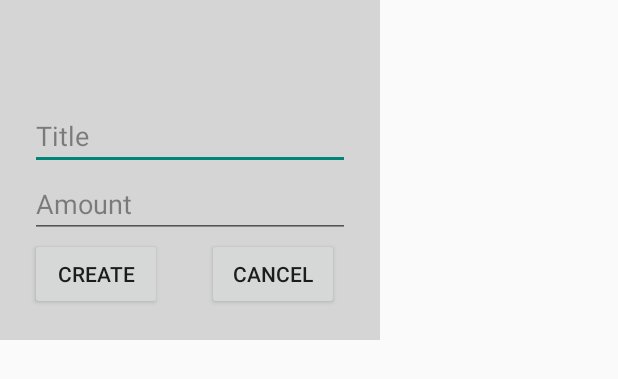
After one commit to Ulzzon/uoweme, an Android app: the layout activity_new_expense.xml on its own in the app's theme, with its tools: preview values and no code run, on a phone screen of 412 x 824 dp. The commit adds this screen. Shown: the top 379 px of the screen. Run offline under Robolectric (Android 15) with nearby library versions, the phone set to English and light mode, and no system bars.

Commit message:
New layout for creating expenses.

```diff
--- a/app/src/main/java/com/example/tobbe/uoweme/ExpenseGroup.java
+++ b/app/src/main/java/com/example/tobbe/uoweme/ExpenseGroup.java
@@ -126,6 +126,7 @@ public class ExpenseGroup {
         expenses.add(expense);
         MainActivity.db.saveExpenseToDb(expense);
         MainActivity.db.updateGroup(this);
+
     }
 
     public void deleteAllExpenses(){
--- a/app/src/main/java/com/example/tobbe/uoweme/MainActivity.java
+++ b/app/src/main/java/com/example/tobbe/uoweme/MainActivity.java
@@ -379,11 +379,18 @@ public class MainActivity extends ActionBarActivity
                                  Bundle savedInstanceState) {
             final View rootView = inflater.inflate(R.layout.fragment_profile_page, container, false);
 
+
+            textName = (EditText) rootView.findViewById(R.id.profileName);
+            textPhoneNr = (EditText) rootView.findViewById(R.id.phoneText);
+
             if(db.getContactTableSize() == 0){
                 db.savePersonToDb(owner);
+            }else{
+                Person profileOwner = db.getPerson(1);
+                textName.setText(profileOwner.getName());
+                textPhoneNr.setText(profileOwner.getNumber());
             }
-            textName = (EditText) rootView.findViewById(R.id.profileName);
-            textPhoneNr = (EditText) rootView.findViewById(R.id.phoneText);
+
             return rootView;
         }
 
--- a/app/src/main/java/helper/DatabaseHelper.java
+++ b/app/src/main/java/helper/DatabaseHelper.java
@@ -299,17 +299,6 @@ public class DatabaseHelper extends SQLiteOpenHelper {
         return person_id;
     }
 
-    public long savePersonToDb(Person savePerson, SQLiteDatabase db){
-        //SQLiteDatabase db = getWritableDatabase();
-        ContentValues values = new ContentValues();
-        values.put(KEY_MEMBER_NAME, savePerson.getName());
-        values.put(KEY_MEMBER_PHONE, savePerson.getNumber());
-
-        long person_id = db.insert(TABLE_MEMBER, null, values);
-        savePerson.setDbId(person_id);
-        Log.d(LOG, "Save Person with id: " +person_id + " & " +values.toString());
-        return person_id;
-    }
 
     public void deletePerson(long personId){
         SQLiteDatabase db = getWritableDatabase();
@@ -344,8 +333,6 @@ public class DatabaseHelper extends SQLiteOpenHelper {
         SQLiteDatabase db = getWritableDatabase();
         String selectQuery = "SELECT * FROM " + TABLE_EXPENSE + " WHERE "
                 + KEY_ID+ " = " + expense_id ;
-
-        Log.e(LOG, selectQuery);
 
         Cursor c = db.rawQuery(selectQuery, null);
 
@@ -457,6 +444,8 @@ public class DatabaseHelper extends SQLiteOpenHelper {
         String count = "SELECT count(*) FROM " + TABLE_EXPENSE;
         Cursor mcursor = db.rawQuery(count, null);
         mcursor.moveToFirst();
-        return mcursor.getInt(0);
+        int size = mcursor.getInt(0);
+        mcursor.close();
+        return size;
     }
 }
--- /dev/null
+++ b/app/src/main/res/layout/activity_new_expense.xml
@@ -0,0 +1,70 @@
+<?xml version="1.0" encoding="utf-8"?>
+<RelativeLayout
+    xmlns:android="http://schemas.android.com/apk/res/android"
+    xmlns:tools="http://schemas.android.com/tools"
+    android:layout_width="wrap_content"
+    android:layout_height="wrap_content"
+    android:minHeight="60dp"
+    android:minWidth="60dp"
+    android:paddingLeft="20dp"
+    android:paddingRight="20dp"
+    android:paddingTop="20dp"
+    android:paddingBottom="20dp"
+    android:background="#cccc"
+    android:id="@+id/newExpensePopup"
+    tools:context=".NewExpenseActivity">
+
+
+    <EditText
+        android:id="@+id/expenseTitleText"
+        android:layout_width="wrap_content"
+        android:layout_height="wrap_content"
+        android:inputType="textPersonName"
+        android:text="Title"
+        android:textColor="#6d000000"
+        android:lines="1"
+        android:minWidth="25dp"
+        android:ems="10"
+        android:layout_marginTop="48dp"
+        />
+
+    <EditText
+        android:id="@+id/expenseAmountText"
+        android:layout_width="wrap_content"
+        android:layout_height="wrap_content"
+        android:text="Amount"
+        android:textColor="#6d000000"
+        android:lines="1"
+        android:minWidth="25dp"
+        android:inputType="phone"
+        android:ems="10"
+        android:layout_below="@+id/expenseTitleText"
+        android:layout_alignParentLeft="true"
+        android:layout_alignParentStart="true"
+        />
+
+    <Button
+        android:id="@+id/createExpenseButton"
+        style="?android:attr/buttonStyle"
+        android:layout_width="wrap_content"
+        android:layout_height="wrap_content"
+        android:text="Create"
+        android:layout_below="@+id/expenseAmountText"
+        android:layout_alignParentLeft="true"
+        android:layout_alignParentStart="true" />
+
+
+
+    <Button
+        android:id="@+id/cancelButton"
+        style="?android:attr/buttonStyle"
+        android:layout_width="wrap_content"
+        android:layout_height="wrap_content"
+        android:text="Cancel"
+        android:layout_marginLeft="30dp"
+        android:layout_centerVertical="true"
+        android:layout_below="@+id/expenseAmountText"
+        android:layout_toRightOf="@+id/createExpenseButton" />
+
+
+</RelativeLayout>
```
